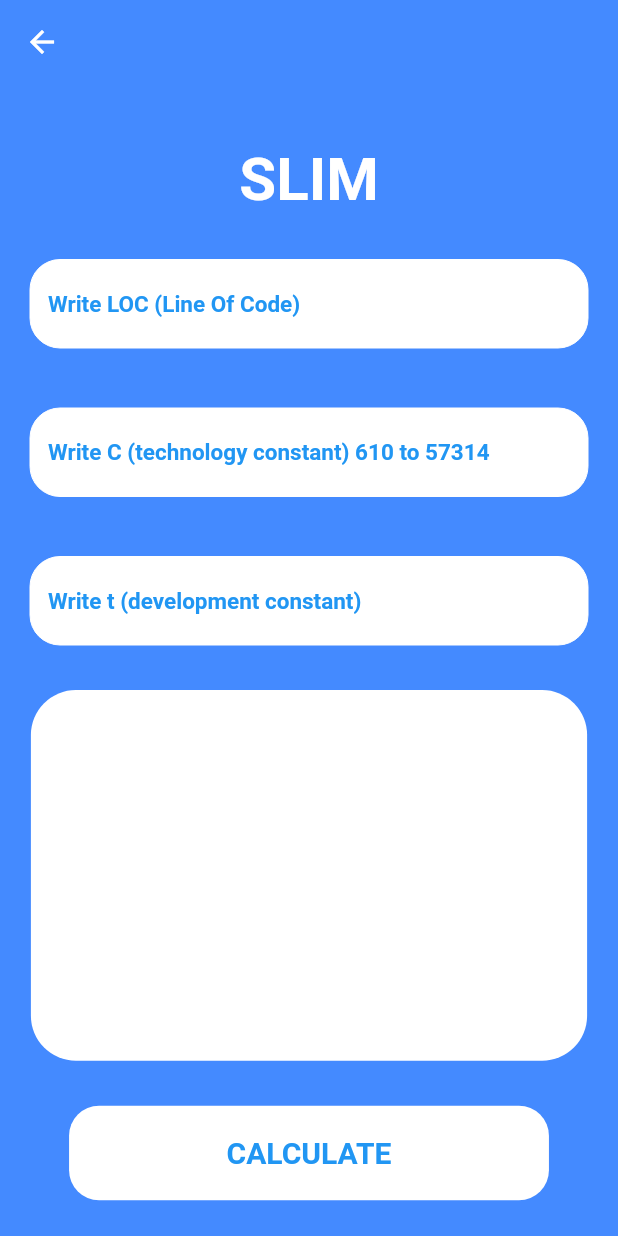
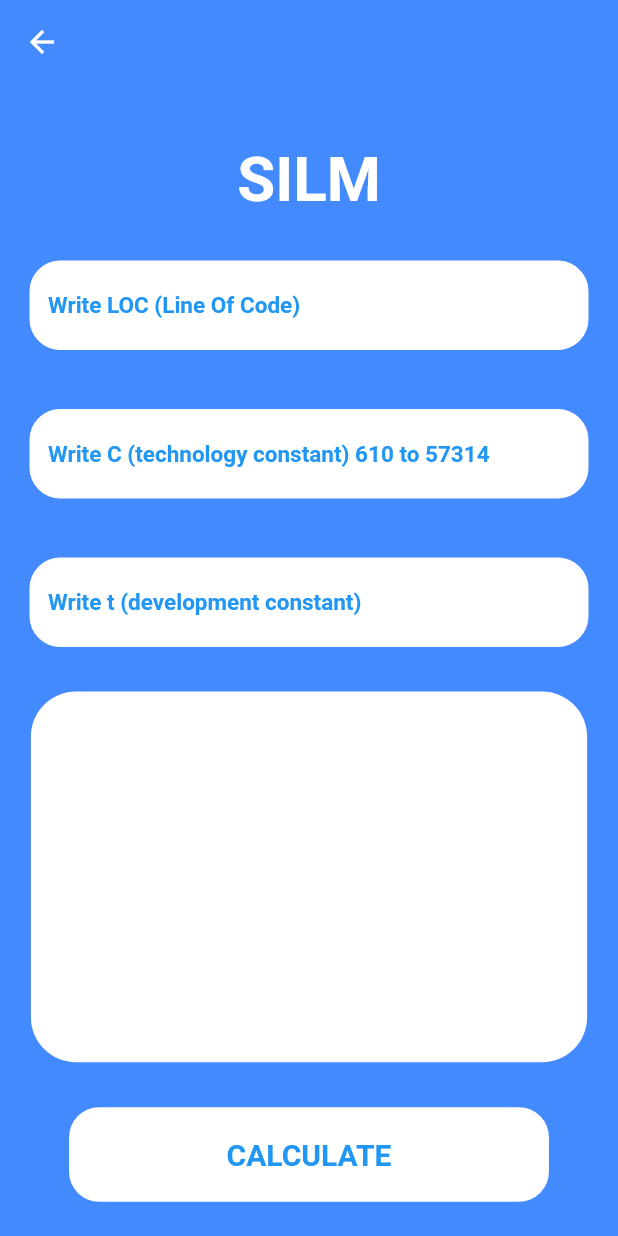
Before and after one commit to jaffarabbas/Effort-Estimation-App, a Flutter app: the SlimModel screen opened directly, on a phone screen of 412 x 824 dp. Run offline on Flutter 3.47's test engine with Material 2 defaults, Android fonts, the phone set to English and light mode, and no system bars.

Commit message:
03/12/2021 15:17:57

```diff
--- a/effort_estimation_app/lib/pages/slim_page.dart
+++ b/effort_estimation_app/lib/pages/slim_page.dart
@@ -1,8 +1,10 @@
 // ignore_for_file: prefer_const_constructors_in_immutables, prefer_const_constructors, prefer_const_literals_to_create_immutables, unnecessary_new, non_constant_identifier_names
 
+import 'package:effort_estimation_app/containers/_text.dart';
 import 'package:effort_estimation_app/containers/calculateButton.dart';
 import 'package:effort_estimation_app/widgits/Slim_Widgits/inputFeilds.dart';
 import 'package:effort_estimation_app/containers/outputCalculation.dart';
+import 'package:effort_estimation_app/widgits/mediaQuery.dart';
 import 'package:flutter/material.dart';
 
 class SlimModel extends StatefulWidget {
@@ -45,14 +47,7 @@ class _SlimModelState extends State<SlimModel> {
                 SizedBox(
                   height:20,
                 ),
-                Text(
-                  'SLIM',
-                  style: TextStyle(
-                    color: Colors.white,
-                    fontSize: 40,
-                    fontWeight: FontWeight.bold,
-                  ),
-                ),
+                TextArea("SILM",Resposive.ResponsiveWidth(context, 0.1)),
                 InputArea(
                     locController: locController,
                     cController: cController,
@@ -62,7 +57,10 @@ class _SlimModelState extends State<SlimModel> {
                 ),
                 CalculateButton(
                   runner: CalculateSILM,
-                )
+                ),
+                SizedBox(
+                  height:20,
+                ),
               ],
             ),
           ),
```
